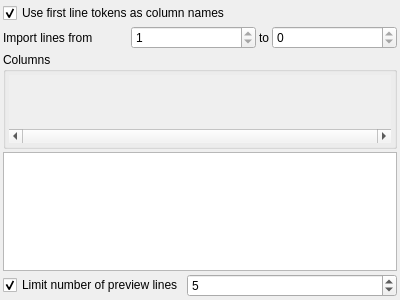
vadivelselvaraj/TulipGLImprovement, file library/tulip-gui/designer/CSVImportConfigurationWidget.ui: the form before one commit.
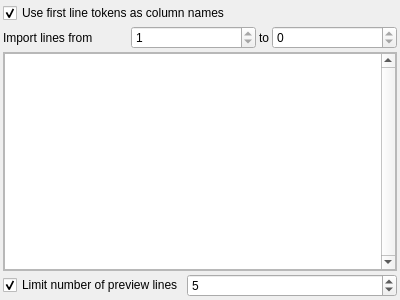
The form after the commit. Custom widgets are drawn as their Qt base class.

Commit message: Report modifications from CSV import to tulip 4 Integration of CSV import into SpreadSheet view.

```diff
--- a/library/tulip-gui/designer/CSVImportConfigurationWidget.ui
+++ b/library/tulip-gui/designer/CSVImportConfigurationWidget.ui
@@ -75,92 +75,57 @@
     </layout>
    </item>
    <item>
-    <widget class="QGroupBox" name="groupBox">
-     <property name="sizePolicy">
-      <sizepolicy hsizetype="Expanding" vsizetype="Fixed">
-       <horstretch>0</horstretch>
-       <verstretch>0</verstretch>
-      </sizepolicy>
-     </property>
-     <property name="title">
-      <string>Columns</string>
-     </property>
-     <layout class="QVBoxLayout" name="verticalLayout_2">
-      <property name="spacing">
-       <number>0</number>
-      </property>
-      <property name="margin">
-       <number>3</number>
-      </property>
-      <item>
-       <widget class="QScrollArea" name="propertiesListScrollArea">
-        <property name="sizePolicy">
-         <sizepolicy hsizetype="Expanding" vsizetype="Fixed">
-          <horstretch>0</horstretch>
-          <verstretch>0</verstretch>
-         </sizepolicy>
-        </property>
-        <property name="minimumSize">
-         <size>
-          <width>0</width>
-          <height>0</height>
-         </size>
-        </property>
-        <property name="frameShape">
-         <enum>QFrame::NoFrame</enum>
-        </property>
-        <property name="lineWidth">
-         <number>0</number>
-        </property>
-        <property name="verticalScrollBarPolicy">
-         <enum>Qt::ScrollBarAlwaysOff</enum>
-        </property>
-        <property name="horizontalScrollBarPolicy">
-         <enum>Qt::ScrollBarAlwaysOn</enum>
-        </property>
+    <widget class="QScrollArea" name="scrollArea">
         <property name="widgetResizable">
          <bool>true</bool>
         </property>
-        <property name="alignment">
-         <set>Qt::AlignLeading|Qt::AlignLeft|Qt::AlignTop</set>
-        </property>
-        <widget class="QWidget" name="propertiesListScrollAreaWidgetContents">
+     <widget class="QWidget" name="scrollAreaWidgetContents">
          <property name="geometry">
           <rect>
            <x>0</x>
            <y>0</y>
-           <width>16</width>
-           <height>16</height>
-          </rect>
-         </property>
-         <property name="sizePolicy">
-          <sizepolicy hsizetype="Fixed" vsizetype="Maximum">
-           <horstretch>0</horstretch>
-           <verstretch>0</verstretch>
-          </sizepolicy>
-         </property>
-         <layout class="QHBoxLayout" name="horizontalLayout_4">
+        <width>392</width>
+        <height>191</height>
+       </rect>
+      </property>
+      <layout class="QVBoxLayout" name="verticalLayout_3">
           <property name="spacing">
            <number>0</number>
           </property>
           <property name="margin">
            <number>0</number>
           </property>
-         </layout>
-        </widget>
-       </widget>
-      </item>
-     </layout>
-    </widget>
+       <item>
+        <layout class="QGridLayout" name="gridLayout">
+         <property name="spacing">
+          <number>0</number>
+         </property>
+        </layout>
    </item>
    <item>
     <widget class="tlp::CSVTableWidget" name="previewTableWidget">
+         <property name="verticalScrollBarPolicy">
+          <enum>Qt::ScrollBarAlwaysOn</enum>
+         </property>
+         <property name="horizontalScrollBarPolicy">
+          <enum>Qt::ScrollBarAlwaysOff</enum>
+         </property>
      <property name="editTriggers">
       <set>QAbstractItemView::NoEditTriggers</set>
      </property>
      <property name="selectionMode">
       <enum>QAbstractItemView::NoSelection</enum>
      </property>
+         <attribute name="horizontalHeaderVisible">
+          <bool>false</bool>
+         </attribute>
+         <attribute name="verticalHeaderVisible">
+          <bool>false</bool>
+         </attribute>
+        </widget>
+       </item>
+      </layout>
+     </widget>
     </widget>
    </item>
    <item>
```
Lines whose indentation alone changed are shown as unchanged. The commit also changes 16 other files.
